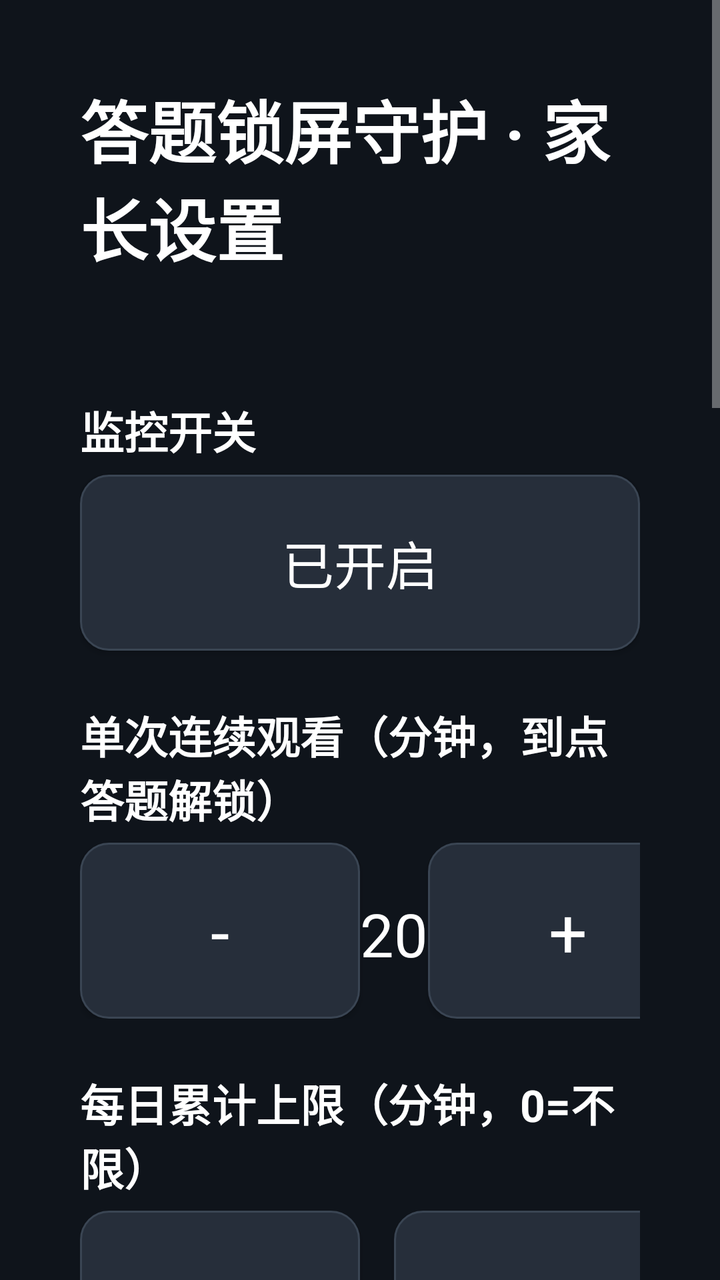
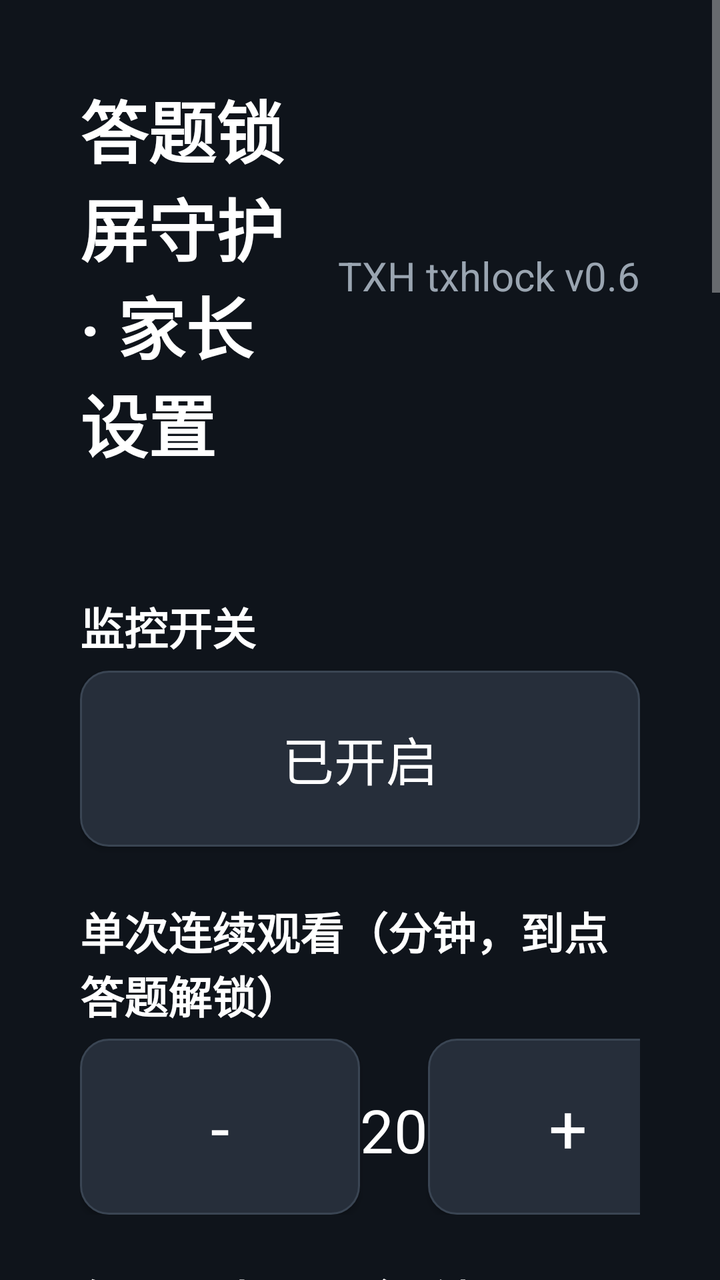

An Android layout rendered at two revisions. The XML below is the earlier revision; the diff shows what the commit changed to produce the second picture.
<!-- AndroidManifest.xml: application theme Theme.KidsLock -->
<!-- res/layout/activity_main.xml -->
<?xml version="1.0" encoding="utf-8"?>
<ScrollView xmlns:android="http://schemas.android.com/apk/res/android"
    android:layout_width="match_parent"
    android:layout_height="match_parent"
    android:background="@color/bg_dark">

    <LinearLayout
        android:layout_width="match_parent"
        android:layout_height="wrap_content"
        android:orientation="vertical"
        android:padding="40dp">

        <TextView
            android:layout_width="wrap_content"
            android:layout_height="wrap_content"
            android:text="答题锁屏守护 · 家长设置"
            android:textColor="@color/text_main"
            android:textSize="34sp"
            android:textStyle="bold" />

        <TextView
            android:id="@+id/tvStatus"
            android:layout_width="wrap_content"
            android:layout_height="wrap_content"
            android:layout_marginTop="8dp"
            android:text=""
            android:textColor="@color/primary"
            android:textSize="20sp" />

        <TextView style="@style/Label" android:text="监控开关" />
        <Button
            android:id="@+id/btnEnable"
            style="@style/RowBtn"
            android:text="已开启" />

        <TextView style="@style/Label" android:text="单次连续观看（分钟，到点答题解锁）" />
        <LinearLayout style="@style/Stepper">
            <Button android:id="@+id/btnSingleMinus" style="@style/StepBtn" android:text="-" />
            <TextView android:id="@+id/tvSingle" style="@style/StepValue" android:text="20" />
            <Button android:id="@+id/btnSinglePlus" style="@style/StepBtn" android:text="+" />
        </LinearLayout>

        <TextView style="@style/Label" android:text="每日累计上限（分钟，0=不限）" />
        <LinearLayout style="@style/Stepper">
            <Button android:id="@+id/btnDailyMinus" style="@style/StepBtn" android:text="-" />
            <TextView android:id="@+id/tvDaily" style="@style/StepValue" android:text="0" />
            <Button android:id="@+id/btnDailyPlus" style="@style/StepBtn" android:text="+" />
        </LinearLayout>

        <TextView style="@style/Label" android:text="连续答对题数（答对才解锁）" />
        <LinearLayout style="@style/Stepper">
            <Button android:id="@+id/btnCorrMinus" style="@style/StepBtn" android:text="-" />
            <TextView android:id="@+id/tvCorrect" style="@style/StepValue" android:text="3" />
            <Button android:id="@+id/btnCorrPlus" style="@style/StepBtn" android:text="+" />
        </LinearLayout>

        <TextView style="@style/Label" android:text="启用题型（可多选）" />
        <LinearLayout
            android:layout_width="match_parent"
            android:layout_height="wrap_content"
            android:orientation="horizontal">
            <Button android:id="@+id/btnMath" style="@style/TypeBtn" android:text="口算" />
            <Button android:id="@+id/btnPinyin" style="@style/TypeBtn" android:text="认字" />
            <Button android:id="@+id/btnPoetry" style="@style/TypeBtn" android:text="古诗" />
            <Button android:id="@+id/btnEnglish" style="@style/TypeBtn" android:text="英语" />
            <Button android:id="@+id/btnCustom" style="@style/TypeBtn" android:text="自定义" />
        </LinearLayout>

        <TextView style="@style/Label" android:text="自定义题库" />
        <TextView
            android:id="@+id/tvQuizStatus"
            android:layout_width="match_parent"
            android:layout_height="wrap_content"
            android:text="未加载"
            android:textColor="@color/text_dim"
            android:textSize="18sp" />
        <Button
            android:id="@+id/btnReloadQuiz"
            style="@style/RowBtn"
            android:text="重新加载题库" />
        <Button
            android:id="@+id/btnClearLocal"
            style="@style/RowBtn"
            android:layout_marginTop="8dp"
            android:text="卸载本地题库" />

        <TextView style="@style/Label" android:text="局域网 SMB 题库同步（打开应用时自动更新）" />
        <TextView
            android:id="@+id/tvSmbStatus"
            android:layout_width="match_parent"
            android:layout_height="wrap_content"
            android:text="SMB 同步未开启"
            android:textColor="@color/text_dim"
            android:textSize="18sp" />
        <Button
            android:id="@+id/btnSmbSetup"
            style="@style/RowBtn"
            android:text="SMB 同步设置" />
        <Button
            android:id="@+id/btnSmbSyncNow"
            style="@style/RowBtn"
            android:layout_marginTop="8dp"
            android:text="立即更新 SMB 题库" />

        <TextView
            android:layout_width="match_parent"
            android:layout_height="wrap_content"
            android:layout_marginTop="28dp"
            android:text="提示：家长密码默认 1234（锁屏页按菜单键输入）。自定义题库放 /sdcard/Download/txhlock/*.txt，格式见说明文档。"
            android:textColor="@color/text_dim"
            android:textSize="18sp" />

        <Button
            android:id="@+id/btnChangePin"
            style="@style/RowBtn"
            android:layout_marginTop="16dp"
            android:text="修改家长密码" />

        <Button
            android:id="@+id/btnTestLock"
            style="@style/RowBtn"
            android:layout_marginTop="20dp"
            android:text="立即锁定测试" />
    </LinearLayout>
</ScrollView>
<!-- resources referenced by this layout -->
<resources>
  <color name="bg_dark">#0F141B</color>
  <color name="primary">#1E5AF0</color>
  <color name="text_dim">#9AA5B1</color>
  <color name="text_main">#FFFFFF</color>
  <style name="Label">
          <item name="android:layout_width">match_parent</item>
          <item name="android:layout_height">wrap_content</item>
          <item name="android:layout_marginTop">26dp</item>
          <item name="android:layout_marginBottom">6dp</item>
          <item name="android:textColor">@color/text_main</item>
          <item name="android:textSize">22sp</item>
          <item name="android:textStyle">bold</item>
      </style>
  <style name="RowBtn">
          <item name="android:layout_width">match_parent</item>
          <item name="android:layout_height">88dp</item>
          <item name="android:background">@drawable/bg_option</item>
          <item name="android:textColor">@color/text_main</item>
          <item name="android:textSize">26sp</item>
      </style>
  <style name="StepBtn">
          <item name="android:layout_width">140dp</item>
          <item name="android:layout_height">88dp</item>
          <item name="android:background">@drawable/bg_option</item>
          <item name="android:textColor">@color/text_main</item>
          <item name="android:textSize">34sp</item>
      </style>
  <style name="StepValue">
          <item name="android:layout_width">0dp</item>
          <item name="android:layout_height">88dp</item>
          <item name="android:layout_weight">1</item>
          <item name="android:gravity">center</item>
          <item name="android:textColor">@color/text_main</item>
          <item name="android:textSize">30sp</item>
      </style>
  <style name="Stepper">
          <item name="android:layout_width">match_parent</item>
          <item name="android:layout_height">wrap_content</item>
          <item name="android:orientation">horizontal</item>
      </style>
  <style name="TypeBtn">
          <item name="android:layout_width">0dp</item>
          <item name="android:layout_height">88dp</item>
          <item name="android:layout_weight">1</item>
          <item name="android:layout_margin">6dp</item>
          <item name="android:background">@drawable/bg_option</item>
          <item name="android:textColor">@color/text_main</item>
          <item name="android:textSize">26sp</item>
      </style>
  <style name="Theme.KidsLock" parent="android:Theme.Material.NoActionBar">
          <item name="android:windowBackground">@color/bg_dark</item>
          <item name="android:colorPrimary">@color/primary</item>
          <item name="android:colorAccent">@color/primary</item>
          <item name="android:colorPrimaryDark">@color/bg_dark</item>
          <item name="android:fontFamily">sans-serif</item>
      </style>
  <color name="option_focus">#1E5AF0</color>
  <color name="option_bg">#262E3A</color>
  <!-- unchanged entries left out for length: 1 -->
</resources>

<!-- the commit's change to res/layout/activity_main.xml (unified diff, before → after) -->
@@ -10,13 +10,32 @@
         android:orientation="vertical"
         android:padding="40dp">
 
-        <TextView
-            android:layout_width="wrap_content"
+        
+        <LinearLayout
+            android:layout_width="match_parent"
             android:layout_height="wrap_content"
-            android:text="答题锁屏守护 · 家长设置"
-            android:textColor="@color/text_main"
-            android:textSize="34sp"
-            android:textStyle="bold" />
+            android:baselineAligned="true"
+            android:gravity="center_vertical"
+            android:orientation="horizontal">
+
+            <TextView
+                android:layout_width="0dp"
+                android:layout_height="wrap_content"
+                android:layout_weight="1"
+                android:text="答题锁屏守护 · 家长设置"
+                android:textColor="@color/text_main"
+                android:textSize="34sp"
+                android:textStyle="bold" />
+
+            <TextView
+                android:id="@+id/tvVersion"
+                android:layout_width="wrap_content"
+                android:layout_height="wrap_content"
+                android:layout_marginLeft="16dp"
+                android:text="TXH txhlock v0.6"
+                android:textColor="@color/text_dim"
+                android:textSize="20sp" />
+        </LinearLayout>
 
         <TextView
             android:id="@+id/tvStatus"
@@ -68,12 +87,12 @@
 
         <TextView style="@style/Label" android:text="自定义题库" />
         <TextView
+            style="@style/Hint"
+            android:text="题库路径：/sdcard/Download/txhlock/*.txt（一个文件可多行，一行一题；格式见说明文档）" />
+        <TextView
             android:id="@+id/tvQuizStatus"
-            android:layout_width="match_parent"
-            android:layout_height="wrap_content"
-            android:text="未加载"
-            android:textColor="@color/text_dim"
-            android:textSize="18sp" />
+            style="@style/Hint"
+            android:text="未加载" />
         <Button
             android:id="@+id/btnReloadQuiz"
             style="@style/RowBtn"
@@ -87,11 +106,8 @@
         <TextView style="@style/Label" android:text="局域网 SMB 题库同步（打开应用时自动更新）" />
         <TextView
             android:id="@+id/tvSmbStatus"
-            android:layout_width="match_parent"
-            android:layout_height="wrap_content"
-            android:text="SMB 同步未开启"
-            android:textColor="@color/text_dim"
-            android:textSize="18sp" />
+            style="@style/Hint"
+            android:text="SMB 同步未开启" />
         <Button
             android:id="@+id/btnSmbSetup"
             style="@style/RowBtn"
@@ -103,18 +119,42 @@
             android:text="立即更新 SMB 题库" />
 
         <TextView
-            android:layout_width="match_parent"
-            android:layout_height="wrap_content"
+            style="@style/Hint"
             android:layout_marginTop="28dp"
-            android:text="提示：家长密码默认 1234（锁屏页按菜单键输入）。自定义题库放 /sdcard/Download/txhlock/*.txt，格式见说明文档。"
-            android:textColor="@color/text_dim"
-            android:textSize="18sp" />
+            android:text="提示：家长密码默认 1234（锁屏页按菜单键输入），可点击下方按钮修改。" />
 
         <Button
             android:id="@+id/btnChangePin"
             style="@style/RowBtn"
             android:layout_marginTop="16dp"
             android:text="修改家长密码" />
+
+        <TextView style="@style/Label" android:text="开机行为（防重启绕过）" />
+        <Button
+            android:id="@+id/btnBootLock"
+            style="@style/RowBtn"
+            android:text="开机自动锁定：开" />
+        <TextView
+            android:id="@+id/tvHomeStatus"
+            style="@style/Hint"
+            android:text="系统桌面：未做任何修改（卸载后自动还原）" />
+        <Button
+            android:id="@+id/btnHomeSetup"
+            style="@style/RowBtn"
+            android:text="还原并卸载（卸载后小米桌面自动恢复）" />
+        <Button
+            android:id="@+id/btnSysSettings"
+            style="@style/RowBtn"
+            android:layout_marginTop="8dp"
+            android:text="打开系统设置：自启动 / 权限" />
+        <TextView
+            android:id="@+id/tvAccStatus"
+            style="@style/Hint"
+            android:text="正在检测无障碍保活状态…" />
+        <Button
+            android:id="@+id/btnAcc"
+            style="@style/RowBtn"
+            android:text="开启无障碍保活（推荐）" />
 
         <Button
             android:id="@+id/btnTestLock"
<!-- resource entries referenced after the edit -->
@@ -4,6 +4,16 @@
   <color name="primary">#1E5AF0</color>
   <color name="text_dim">#9AA5B1</color>
   <color name="text_main">#FFFFFF</color>
+  <style name="Hint">
+          <item name="android:layout_width">match_parent</item>
+          <item name="android:layout_height">wrap_content</item>
+          <item name="android:layout_marginTop">10dp</item>
+          <item name="android:layout_marginBottom">10dp</item>
+          <item name="android:textColor">@color/text_dim</item>
+          <item name="android:textSize">18sp</item>
+          <item name="android:lineSpacingExtra">6dp</item>
+          <item name="android:includeFontPadding">false</item>
+      </style>
   <style name="Label">
           <item name="android:layout_width">match_parent</item>
           <item name="android:layout_height">wrap_content</item>
